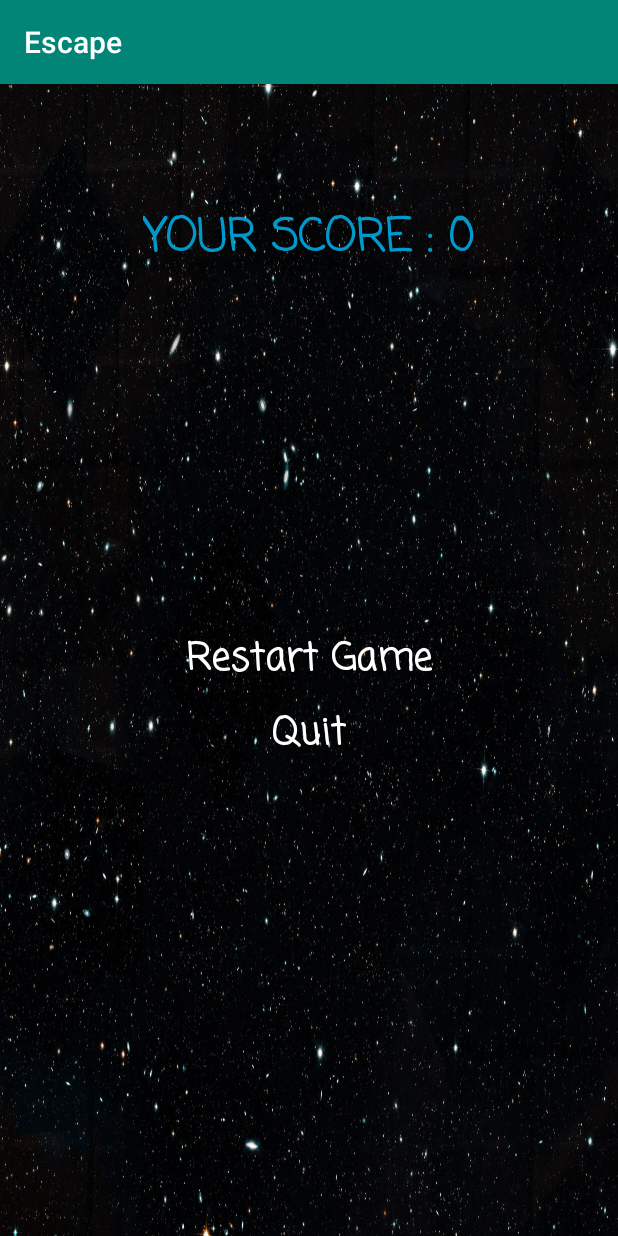
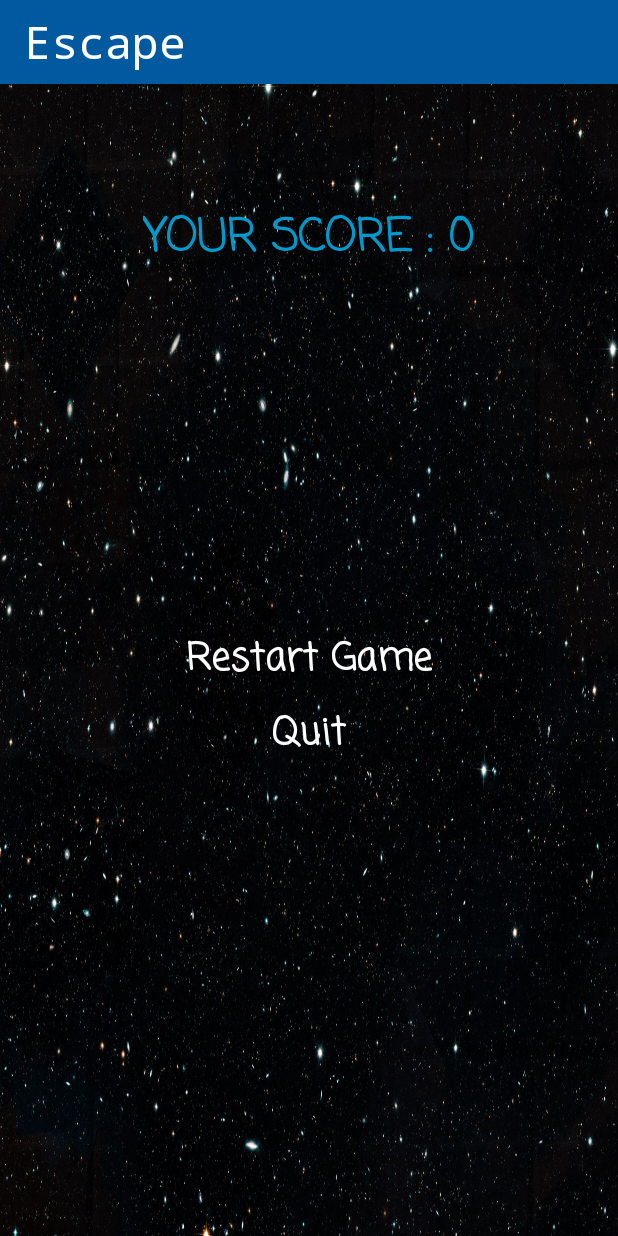
Before and after one commit to hodg300/Escape-Application, an Android app: the GameActivity screen opened directly, with no data from a screen before it, after a tap on an icon or button, on a phone screen of 412 x 824 dp. Run offline under Robolectric (Android 15) with nearby library versions, the phone set to English and light mode, and no system bars; libraries missing offline, so code that uses them is left out: androidx.constraintlayout.solver.

Commit message:
third commit

```diff
--- a/src/main/java/com/example/myfirstapp/GameActivity.java
+++ b/src/main/java/com/example/myfirstapp/GameActivity.java
@@ -10,6 +10,7 @@ import android.content.Intent;
 import android.graphics.Color;
 import android.graphics.Point;
 import android.graphics.Rect;
+import android.media.MediaPlayer;
 import android.os.Bundle;
 import android.os.Handler;
 import android.os.HandlerThread;
@@ -53,14 +54,21 @@ public class GameActivity extends AppCompatActivity {
     private int score=0;
     private TextView scoreView;
     private final int SPEED=3000;
-
+    private MediaPlayer mp;
+    private final static int MAX_VOLUME = 100;
 
 
     @Override
     protected void onCreate(Bundle savedInstanceState) {
         super.onCreate(savedInstanceState);
         setContentView(R.layout.activity_game);
-        //create handler thread
+        //MediaPlayer
+        mp=MediaPlayer.create(getApplicationContext(),R.raw.starwars);
+        mp.setLooping(true);
+
+        final float volume = (float) (1 - (Math.log(MAX_VOLUME - 5) / Math.log(MAX_VOLUME)));
+        mp.setVolume(volume, volume);
+        mp.start();
 
 
         player = (View) findViewById(R.id.player);
@@ -109,7 +117,7 @@ public class GameActivity extends AppCompatActivity {
         });
         animation2 = ValueAnimator.ofInt(-130,screenHeight +400);
         animation2.setDuration(SPEED).setRepeatCount(Animation.INFINITE);
-        animation2.setStartDelay(1700);
+        animation2.setStartDelay(2200);
         animation2.start();
         animation2.addUpdateListener(new ValueAnimator.AnimatorUpdateListener() {
             @Override
@@ -129,7 +137,7 @@ public class GameActivity extends AppCompatActivity {
 
         animation3 = ValueAnimator.ofInt(-130,screenHeight +400);
         animation3.setDuration(SPEED).setRepeatCount(Animation.INFINITE);
-        animation3.setStartDelay(1000);
+        animation3.setStartDelay(1100);
         animation3.start();
         animation3.addUpdateListener(new ValueAnimator.AnimatorUpdateListener() {
             @Override
@@ -230,4 +238,16 @@ public class GameActivity extends AppCompatActivity {
         if (player.getX() >= (getResources().getDisplayMetrics().widthPixels * 1 / NUM_OF_COL))
             player.setX(player.getX() - getResources().getDisplayMetrics().widthPixels / NUM_OF_COL);
     }
+
+    @Override
+    protected void onPause() {
+        super.onPause();
+        mp.pause();
+    }
+
+    @Override
+    protected void onResume() {
+        super.onResume();
+        mp.start();
+    }
 }
--- a/src/main/res/layout/activity_main.xml
+++ b/src/main/res/layout/activity_main.xml
@@ -15,7 +15,7 @@
         android:textStyle="bold"
         android:fontFamily="casual"
         android:textSize="70dp"
-        android:textColor="@android:color/holo_blue_dark"
+        android:textColor="#0159A0"
         android:paddingTop="40dp"
         android:layout_above="@id/btn_startGame"
         android:padding="30dp"
--- a/src/main/res/values/colors.xml
+++ b/src/main/res/values/colors.xml
@@ -1,6 +1,8 @@
 <?xml version="1.0" encoding="utf-8"?>
 <resources>
-    <color name="colorPrimary">#008577</color>
-    <color name="colorPrimaryDark">#00574B</color>
+
+    <color name="colorPrimary">#0159A0</color>
+    <color name="colorPrimaryDark">#000000</color>
     <color name="colorAccent">#D81B60</color>
+    <color name="title_color">#ffffff</color>
 </resources>
```
Also changed, not shown: src/main/java/com/example/myfirstapp/StartActivity.java (+6 -2 lines), src/main/res/values/styles.xml (+8 -1 lines), 1 other file.
